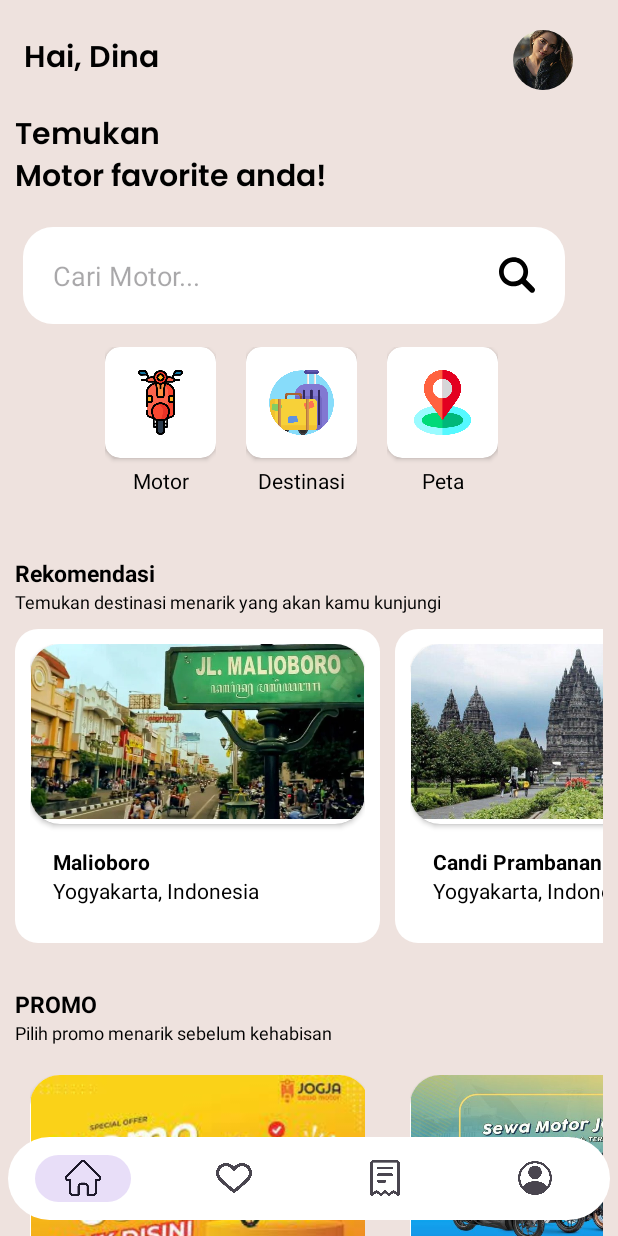
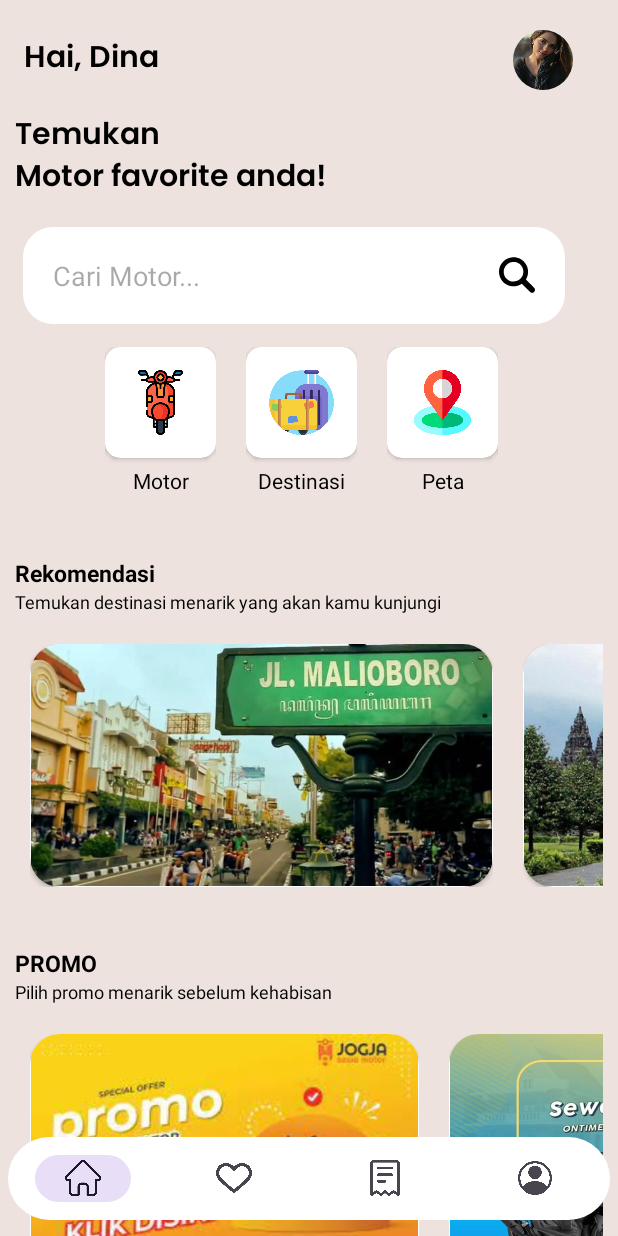
Before and after one commit to wirapradina/Bahasa-Pemrograman-2, an Android app: the HomeActivity screen opened directly, with no data from a screen before it, on a phone screen of 412 x 824 dp. Run offline under Robolectric (Android 15) with nearby library versions, the phone set to English and light mode, and no system bars; our stand-ins replace CircleImageView.

Commit message:
30 november

```diff
--- a/app/src/main/res/layout/main_content.xml
+++ b/app/src/main/res/layout/main_content.xml
@@ -1,27 +1,28 @@
 <?xml version="1.0" encoding="utf-8"?>
 <HorizontalScrollView xmlns:android="http://schemas.android.com/apk/res/android"
+    xmlns:app="http://schemas.android.com/apk/res-auto"
+    xmlns:tools="http://schemas.android.com/tools"
     android:layout_width="match_parent"
     android:layout_height="wrap_content"
     android:padding="10dp"
-    xmlns:app="http://schemas.android.com/apk/res-auto">
+    tools:ignore="SpeakableTextPresentCheck">
 
     <LinearLayout
+        android:layout_width="match_parent"
+        android:layout_height="wrap_content"
         android:layout_weight="1"
-        android:orientation="horizontal"
-        android:layout_width="match_parent"
-        android:layout_height="wrap_content">
+        android:orientation="horizontal">
 
         <LinearLayout
-            android:layout_width="243dp"
-            android:layout_height="209dp"
-            android:background="@drawable/bg_card"
+            android:layout_width="match_parent"
+            android:layout_height="wrap_content"
             android:orientation="vertical"
             android:padding="10dp">
 
             <androidx.cardview.widget.CardView
                 android:layout_width="match_parent"
-                android:layout_height="wrap_content"
-                android:layout_weight="1"
+                android:layout_height="162dp"
+
                 app:cardCornerRadius="20dp">
 
                 <ImageView
@@ -31,134 +32,48 @@
                     android:cropToPadding="true"
                     android:src="@drawable/malio" />
             </androidx.cardview.widget.CardView>
-
-            <LinearLayout
-                android:layout_width="match_parent"
-                android:layout_height="wrap_content"
-                android:layout_margin="15dp"
-                android:layout_marginTop="10dp"
-                android:gravity="center"
-                android:orientation="horizontal">
-
-                <LinearLayout
-                    android:layout_width="match_parent"
-                    android:layout_height="wrap_content"
-                    android:layout_weight="1"
-                    android:orientation="vertical">
-
-                    <TextView
-                        android:layout_width="match_parent"
-                        android:layout_height="wrap_content"
-                        android:text="Malioboro"
-                        android:textColor="@color/black"
-                        android:textStyle="bold" />
-
-                    <TextView
-                        android:layout_width="match_parent"
-                        android:layout_height="wrap_content"
-                        android:text="Yogyakarta, Indonesia"
-                        android:textColor="@color/black" />
-                </LinearLayout>
-
-            </LinearLayout>
-
-        </LinearLayout>
-        <LinearLayout
-            android:background="@drawable/bg_card"
-            android:orientation="vertical"
-            android:padding="10dp"
-            android:layout_marginStart="10dp"
-            android:layout_width="243dp"
-            android:layout_height="209dp">
-            <androidx.cardview.widget.CardView
-                android:layout_weight="1"
-                app:cardCornerRadius="20dp"
-                android:layout_width="match_parent"
-                android:layout_height="wrap_content">
-                <ImageView
-                    android:cropToPadding="true"
-                    android:adjustViewBounds="true"
-                    android:src="@drawable/prambanan"
-                    android:layout_width="match_parent"
-                    android:layout_height="wrap_content"/>
-            </androidx.cardview.widget.CardView>
-            <LinearLayout
-                android:gravity="center"
-                android:layout_margin="15dp"
-                android:layout_marginTop="10dp"
-                android:orientation="horizontal"
-                android:layout_width="match_parent"
-                android:layout_height="wrap_content">
-                <LinearLayout
-                    android:layout_weight="1"
-                    android:orientation="vertical"
-                    android:layout_width="match_parent"
-                    android:layout_height="wrap_content">
-                    <TextView
-                        android:text="Candi Prambanan"
-                        android:textStyle="bold"
-                        android:textColor="@color/black"
-                        android:layout_width="match_parent"
-                        android:layout_height="wrap_content"/>
-                    <TextView
-                        android:layout_width="match_parent"
-                        android:layout_height="wrap_content"
-                        android:textColor="@color/black"
-                        android:text="Yogyakarta, Indonesia"/>
-                </LinearLayout>
-
-            </LinearLayout>
-
-
         </LinearLayout>
 
         <LinearLayout
-            android:background="@drawable/bg_card"
+            android:layout_width="match_parent"
+            android:layout_height="wrap_content"
             android:orientation="vertical"
-            android:padding="10dp"
-            android:layout_marginStart="10dp"
-            android:layout_width="243dp"
-            android:layout_height="209dp">
+            android:padding="10dp">
+
             <androidx.cardview.widget.CardView
-                android:layout_weight="1"
-                app:cardCornerRadius="20dp"
                 android:layout_width="match_parent"
-                android:layout_height="wrap_content">
+                android:layout_height="162dp"
+
+                app:cardCornerRadius="20dp">
+
                 <ImageView
+                    android:layout_width="match_parent"
+                    android:layout_height="wrap_content"
+                    android:adjustViewBounds="true"
                     android:cropToPadding="true"
+                    android:src="@drawable/prambanan" />
+            </androidx.cardview.widget.CardView>
+        </LinearLayout>
+
+        <LinearLayout
+            android:layout_width="match_parent"
+            android:layout_height="wrap_content"
+            android:orientation="vertical"
+            android:padding="10dp">
+
+            <androidx.cardview.widget.CardView
+                android:layout_width="match_parent"
+                android:layout_height="162dp"
+
+                app:cardCornerRadius="20dp">
+
+                <ImageView
+                    android:layout_width="match_parent"
+                    android:layout_height="wrap_content"
                     android:adjustViewBounds="true"
-                    android:src="@drawable/air"
-                    android:layout_width="match_parent"
-                    android:layout_height="wrap_content"/>
+                    android:cropToPadding="true"
+                    android:src="@drawable/air" />
             </androidx.cardview.widget.CardView>
-            <LinearLayout
-                android:gravity="center"
-                android:layout_margin="15dp"
-                android:layout_marginTop="10dp"
-                android:orientation="horizontal"
-                android:layout_width="match_parent"
-                android:layout_height="wrap_content">
-                <LinearLayout
-                    android:layout_weight="1"
-                    android:orientation="vertical"
-                    android:layout_width="match_parent"
-                    android:layout_height="wrap_content">
-                    <TextView
-                        android:text="Air terjun kedung pedut"
-                        android:textStyle="bold"
-                        android:textColor="@color/black"
-                        android:layout_width="match_parent"
-                        android:layout_height="wrap_content"/>
-                    <TextView
-                        android:layout_width="match_parent"
-                        android:layout_height="wrap_content"
-                        android:text="Yogyakarta, Indonesia"
-                        android:textColor="@color/black"/>
-                </LinearLayout>
-
-            </LinearLayout>
-
-
         </LinearLayout>
 
     </LinearLayout>
--- a/app/src/main/res/layout/main_promo.xml
+++ b/app/src/main/res/layout/main_promo.xml
@@ -9,20 +9,19 @@
 
     <LinearLayout
         android:layout_width="match_parent"
-        android:layout_height="wrap_content"
-        android:layout_weight="1"
+        android:layout_height="200dp"
         android:orientation="horizontal">
 
         <LinearLayout
-            android:layout_width="243dp"
-            android:layout_height="209dp"
+            android:layout_width="match_parent"
+            android:layout_height="wrap_content"
             android:orientation="vertical"
             android:padding="10dp">
 
             <androidx.cardview.widget.CardView
-                android:layout_width="226dp"
+                android:layout_width="match_parent"
                 android:layout_height="162dp"
-                android:layout_weight="1"
+
                 app:cardCornerRadius="20dp">
 
                 <ImageView
@@ -32,21 +31,18 @@
                     android:cropToPadding="true"
                     android:src="@drawable/p1" />
             </androidx.cardview.widget.CardView>
-
-
         </LinearLayout>
 
         <LinearLayout
-            android:layout_width="243dp"
-            android:layout_height="209dp"
-            android:layout_marginStart="10dp"
+            android:layout_width="match_parent"
+            android:layout_height="wrap_content"
             android:orientation="vertical"
             android:padding="10dp">
 
             <androidx.cardview.widget.CardView
                 android:layout_width="match_parent"
-                android:layout_height="wrap_content"
-                android:layout_weight="1"
+                android:layout_height="162dp"
+
                 app:cardCornerRadius="20dp">
 
                 <ImageView
@@ -56,7 +52,8 @@
                     android:cropToPadding="true"
                     android:src="@drawable/p3" />
             </androidx.cardview.widget.CardView>
+        </LinearLayout>
 
-        </LinearLayout>
+
     </LinearLayout>
 </HorizontalScrollView>
```
